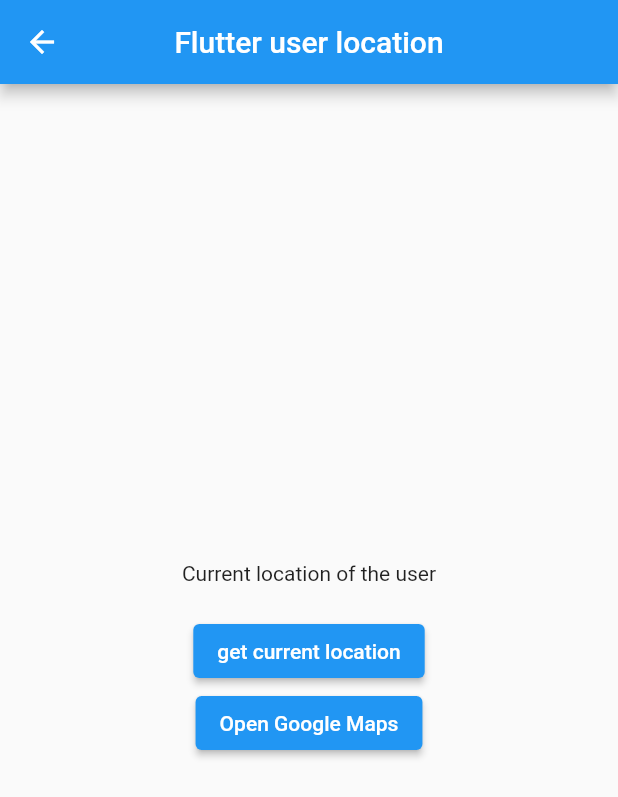
After one commit to RonwasHere/test_indraco, a Flutter app: the MapPage screen opened directly, after a tap on "get current location", on a phone screen of 412 x 824 dp. The commit adds this screen. Shown: the top 797 px of the screen. Run offline on Flutter 3.47's test engine with Material 2 defaults, Android fonts, the phone set to English and light mode, and no system bars; our stand-ins replace geolocator, image_picker, shared_preferences; accounts and stored records are empty.

Commit message:
dapat menangkap koordinat maps + membuka maps

```diff
--- a/lib/main.dart
+++ b/lib/main.dart
@@ -3,6 +3,7 @@ import 'package:test_indraco/pages/api.dart';
 import 'package:test_indraco/pages/awal_page.dart';
 import 'package:test_indraco/pages/camera_page.dart';
 import 'package:test_indraco/pages/input_page.dart';
+import 'package:test_indraco/pages/map_page.dart';
 
 void main() {
   runApp(const MyApp());
@@ -22,6 +23,7 @@ class MyApp extends StatelessWidget {
           '/api': (context) => ApiPage(),
           '/input': (context) => InputPage(),
           '/camera': (context) => CameraPage(),
+          '/map': (context) => MapPage(),
         },
       ),
     );
--- a/lib/pages/awal_page.dart
+++ b/lib/pages/awal_page.dart
@@ -68,10 +68,10 @@ class AwalPage extends StatelessWidget {
                     ),
                   ),
                   onPressed: () {
-                    Navigator.pushNamed(context, '/image');
+                    Navigator.pushNamed(context, '/map');
                   },
                   child: Text(
-                    'GPS',
+                    'Map',
                     style: TextStyle(color: Colors.blue),
                   ),
                 ),
--- /dev/null
+++ b/lib/pages/map_page.dart
@@ -0,0 +1,107 @@
+import 'package:flutter/material.dart';
+import 'package:geolocator/geolocator.dart';
+import 'package:url_launcher/url_launcher.dart';
+
+class MapPage extends StatefulWidget {
+  const MapPage({Key? key}) : super(key: key);
+
+  @override
+  State<MapPage> createState() => _MapPageState();
+}
+
+class _MapPageState extends State<MapPage> {
+  String locationMessage = 'Current location of the user';
+  late String lat;
+  late String long;
+  //getting current location
+  Future<Position> _getCurrentLocation() async {
+    bool serviceEnabled = await Geolocator.isLocationServiceEnabled();
+    if (!serviceEnabled) {
+      return Future.error('location service are disable');
+    }
+
+    LocationPermission permission = await Geolocator.checkPermission();
+    if (permission == LocationPermission.denied) {
+      permission = await Geolocator.requestPermission();
+      if (permission == LocationPermission.denied) {
+        return Future.error('location permission are denied');
+      }
+    }
+
+    if (permission == LocationPermission.deniedForever) {
+      return Future.error(
+          'location permission are permanently denied, we cannot request');
+    }
+
+    return await Geolocator.getCurrentPosition();
+  }
+
+  //listen location
+  void _liveLocation() {
+    LocationSettings locationSettings = LocationSettings(
+      accuracy: LocationAccuracy.high,
+      distanceFilter: 100,
+    );
+
+    Geolocator.getPositionStream(locationSettings: locationSettings)
+        .listen((Position position) {
+      lat = position.latitude.toString();
+      long = position.longitude.toString();
+
+      setState(() {
+        locationMessage = 'latitude = $lat , longitude = $long';
+      });
+    });
+  }
+
+  //open current location in google maps
+  Future<void> _openMap(String lat, String long) async {
+    String googleURL =
+        'https://www.google.com/maps/search/?api=1&quey=$lat,$long';
+    await canLaunchUrl(Uri.parse(googleURL))
+        ? await launchUrl(Uri.parse(googleURL))
+        : throw 'could not launch $googleURL';
+  }
+
+  @override
+  Widget build(BuildContext context) {
+    return Scaffold(
+      appBar: AppBar(
+        title: Text('Flutter user location'),
+        centerTitle: true,
+      ),
+      body: Center(
+        child: Column(
+          mainAxisAlignment: MainAxisAlignment.center,
+          children: [
+            Text(
+              locationMessage,
+              textAlign: TextAlign.center,
+            ),
+            SizedBox(height: 20),
+            ElevatedButton(
+              onPressed: () {
+                _getCurrentLocation().then((value) {
+                  lat = '${value.latitude}';
+                  long = '${value.longitude}';
+                  setState(() {
+                    locationMessage = 'latitude = $lat , longitude = $long';
+                  });
+                  _liveLocation();
+                });
+              },
+              child: Text('get current location'),
+            ),
+            //=======
+            ElevatedButton(
+              onPressed: () {
+                _openMap(lat, long);
+              },
+              child: Text('Open Google Maps'),
+            ),
+          ],
+        ),
+      ),
+    );
+  }
+}
--- a/pubspec.yaml
+++ b/pubspec.yaml
@@ -43,6 +43,8 @@ dev_dependencies:
   shared_preferences: ^2.0.8
   image_picker: 0.8.4
   path_provider: 2.0.11
+  geolocator: ^9.0.2
+  url_launcher: ^6.1.8
 
   # The "flutter_lints" package below contains a set of recommended lints to
   # encourage good coding practices. The lint set provided by the package is
```
Also changed, not shown: pubspec.lock, 4 other files.
